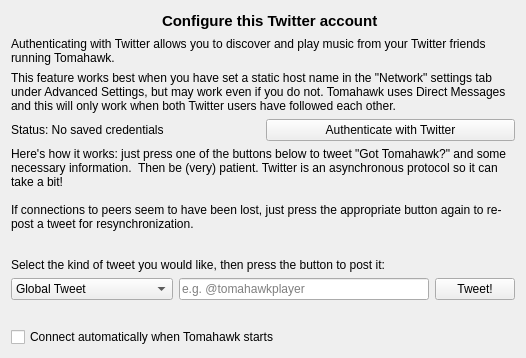
First picture: the form in src/sip/twitter/twitterconfigwidget.ui, repository tomahawk-player/tomahawk, before the edit.
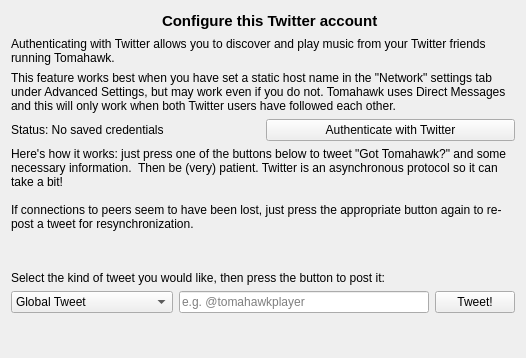
Second picture: the form after the edit. Icons and pictures are not drawn.

Patch:
```diff
--- a/src/sip/twitter/twitterconfigwidget.ui
+++ b/src/sip/twitter/twitterconfigwidget.ui
@@ -238,13 +238,6 @@
      </property>
     </spacer>
    </item>
-   <item>
-    <widget class="QCheckBox" name="autoConnectCheckbox">
-     <property name="text">
-      <string>Connect automatically when Tomahawk starts</string>
-     </property>
-    </widget>
-   </item>
   </layout>
  </widget>
  <resources>
```
